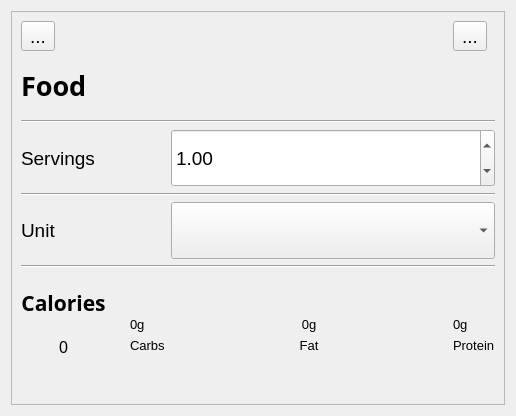
First picture: the form in ui/dialogs/FoodServingEdit.ui, repository OpenFitnessPal/OpenFitnessPal, before the edit.
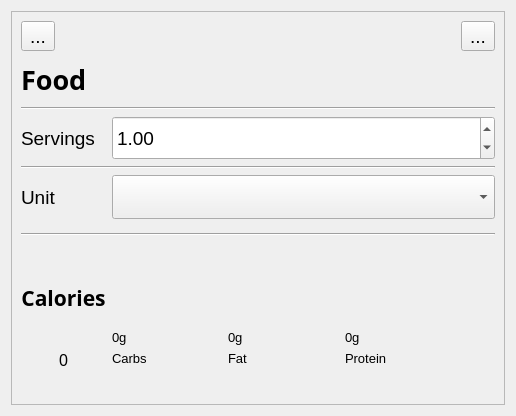
Second picture: the form after the edit. Icons and pictures are not drawn.

Commit message: improve handling of long food names

Patch:
```diff
--- a/ui/dialogs/FoodServingEdit.ui
+++ b/ui/dialogs/FoodServingEdit.ui
@@ -21,6 +21,9 @@
   <layout class="QGridLayout" name="gridLayout">
    <item row="0" column="0">
     <widget class="QScrollArea" name="scrollArea">
+     <property name="horizontalScrollBarPolicy">
+      <enum>Qt::ScrollBarPolicy::ScrollBarAlwaysOff</enum>
+     </property>
      <property name="widgetResizable">
       <bool>true</bool>
      </property>
@@ -34,37 +37,76 @@
        </rect>
       </property>
       <layout class="QGridLayout" name="gridLayout_2">
-       <item row="2" column="0" colspan="7">
+       <item row="0" column="0">
+        <widget class="QToolButton" name="reject">
+         <property name="text">
+          <string>...</string>
+         </property>
+         <property name="icon">
+          <iconset theme="QIcon::ThemeIcon::GoPrevious"/>
+         </property>
+        </widget>
+       </item>
+       <item row="0" column="4">
+        <widget class="QToolButton" name="accept">
+         <property name="text">
+          <string>...</string>
+         </property>
+         <property name="icon">
+          <iconset theme="QIcon::ThemeIcon::GoNext"/>
+         </property>
+        </widget>
+       </item>
+       <item row="1" column="0" colspan="5">
+        <widget class="QLabel" name="food">
+         <property name="sizePolicy">
+          <sizepolicy hsizetype="Preferred" vsizetype="Preferred">
+           <horstretch>0</horstretch>
+           <verstretch>3</verstretch>
+          </sizepolicy>
+         </property>
+         <property name="font">
+          <font>
+           <family>Noto Sans</family>
+           <pointsize>20</pointsize>
+           <bold>true</bold>
+          </font>
+         </property>
+         <property name="frameShape">
+          <enum>QFrame::Shape::NoFrame</enum>
+         </property>
+         <property name="text">
+          <string>Food</string>
+         </property>
+         <property name="scaledContents">
+          <bool>true</bool>
+         </property>
+         <property name="wordWrap">
+          <bool>true</bool>
+         </property>
+        </widget>
+       </item>
+       <item row="2" column="0" colspan="5">
         <widget class="Line" name="line">
          <property name="orientation">
           <enum>Qt::Orientation::Horizontal</enum>
          </property>
         </widget>
        </item>
-       <item row="8" column="0">
-        <widget class="QLabel" name="label_4">
+       <item row="3" column="0">
+        <widget class="QLabel" name="label_2">
          <property name="sizePolicy">
           <sizepolicy hsizetype="Preferred" vsizetype="Preferred">
            <horstretch>0</horstretch>
            <verstretch>3</verstretch>
           </sizepolicy>
          </property>
-         <property name="font">
-          <font>
-           <family>Noto Sans</family>
-           <pointsize>16</pointsize>
-           <bold>true</bold>
-          </font>
-         </property>
          <property name="text">
-          <string>Calories</string>
-         </property>
-         <property name="alignment">
-          <set>Qt::AlignmentFlag::AlignCenter</set>
+          <string>Servings</string>
          </property>
         </widget>
        </item>
-       <item row="3" column="5" colspan="2">
+       <item row="3" column="1" colspan="4">
         <widget class="QDoubleSpinBox" name="servings">
          <property name="sizePolicy">
           <sizepolicy hsizetype="Minimum" vsizetype="Preferred">
@@ -80,7 +122,44 @@
          </property>
         </widget>
        </item>
-       <item row="8" column="6">
+       <item row="4" column="0" colspan="5">
+        <widget class="Line" name="line_2">
+         <property name="orientation">
+          <enum>Qt::Orientation::Horizontal</enum>
+         </property>
+        </widget>
+       </item>
+       <item row="5" column="0">
+        <widget class="QLabel" name="label_3">
+         <property name="sizePolicy">
+          <sizepolicy hsizetype="Preferred" vsizetype="Preferred">
+           <horstretch>0</horstretch>
+           <verstretch>3</verstretch>
+          </sizepolicy>
+         </property>
+         <property name="text">
+          <string>Unit</string>
+         </property>
+        </widget>
+       </item>
+       <item row="5" column="1" colspan="4">
+        <widget class="QComboBox" name="size">
+         <property name="sizePolicy">
+          <sizepolicy hsizetype="Preferred" vsizetype="Preferred">
+           <horstretch>0</horstretch>
+           <verstretch>0</verstretch>
+          </sizepolicy>
+         </property>
+        </widget>
+       </item>
+       <item row="6" column="0" rowspan="2" colspan="5">
+        <widget class="Line" name="line_3">
+         <property name="orientation">
+          <enum>Qt::Orientation::Horizontal</enum>
+         </property>
+        </widget>
+       </item>
+       <item row="7" column="3" rowspan="3">
         <widget class="QLabel" name="protein">
          <property name="sizePolicy">
           <sizepolicy hsizetype="Preferred" vsizetype="Preferred">
@@ -101,7 +180,72 @@
          </property>
         </widget>
        </item>
-       <item row="9" column="0">
+       <item row="8" column="0" rowspan="2">
+        <widget class="QLabel" name="label_4">
+         <property name="sizePolicy">
+          <sizepolicy hsizetype="Preferred" vsizetype="Preferred">
+           <horstretch>0</horstretch>
+           <verstretch>3</verstretch>
+          </sizepolicy>
+         </property>
+         <property name="font">
+          <font>
+           <family>Noto Sans</family>
+           <pointsize>16</pointsize>
+           <bold>true</bold>
+          </font>
+         </property>
+         <property name="text">
+          <string>Calories</string>
+         </property>
+         <property name="alignment">
+          <set>Qt::AlignmentFlag::AlignCenter</set>
+         </property>
+        </widget>
+       </item>
+       <item row="8" column="1" rowspan="2">
+        <widget class="QLabel" name="carbs">
+         <property name="sizePolicy">
+          <sizepolicy hsizetype="Preferred" vsizetype="Preferred">
+           <horstretch>0</horstretch>
+           <verstretch>1</verstretch>
+          </sizepolicy>
+         </property>
+         <property name="font">
+          <font>
+           <pointsize>10</pointsize>
+          </font>
+         </property>
+         <property name="text">
+          <string>0g</string>
+         </property>
+         <property name="alignment">
+          <set>Qt::AlignmentFlag::AlignBottom|Qt::AlignmentFlag::AlignLeading|Qt::AlignmentFlag::AlignLeft</set>
+         </property>
+        </widget>
+       </item>
+       <item row="9" column="2">
+        <widget class="QLabel" name="fat">
+         <property name="sizePolicy">
+          <sizepolicy hsizetype="Preferred" vsizetype="Preferred">
+           <horstretch>0</horstretch>
+           <verstretch>1</verstretch>
+          </sizepolicy>
+         </property>
+         <property name="font">
+          <font>
+           <pointsize>10</pointsize>
+          </font>
+         </property>
+         <property name="text">
+          <string>0g</string>
+         </property>
+         <property name="alignment">
+          <set>Qt::AlignmentFlag::AlignBottom|Qt::AlignmentFlag::AlignLeading|Qt::AlignmentFlag::AlignLeft</set>
+         </property>
+        </widget>
+       </item>
+       <item row="10" column="0">
         <widget class="QLabel" name="calories">
          <property name="sizePolicy">
           <sizepolicy hsizetype="Preferred" vsizetype="Preferred">
@@ -122,22 +266,8 @@
          </property>
         </widget>
        </item>
-       <item row="6" column="0" colspan="7">
-        <widget class="Line" name="line_3">
-         <property name="orientation">
-          <enum>Qt::Orientation::Horizontal</enum>
-         </property>
-        </widget>
-       </item>
-       <item row="4" column="0" colspan="7">
-        <widget class="Line" name="line_2">
-         <property name="orientation">
-          <enum>Qt::Orientation::Horizontal</enum>
-         </property>
-        </widget>
-       </item>
-       <item row="8" column="4">
-        <widget class="QLabel" name="carbs">
+       <item row="10" column="1">
+        <widget class="QLabel" name="label_6">
          <property name="sizePolicy">
           <sizepolicy hsizetype="Preferred" vsizetype="Preferred">
            <horstretch>0</horstretch>
@@ -150,24 +280,14 @@
           </font>
          </property>
          <property name="text">
-          <string>0g</string>
+          <string>Carbs</string>
          </property>
          <property name="alignment">
-          <set>Qt::AlignmentFlag::AlignBottom|Qt::AlignmentFlag::AlignLeading|Qt::AlignmentFlag::AlignLeft</set>
+          <set>Qt::AlignmentFlag::AlignLeading|Qt::AlignmentFlag::AlignLeft|Qt::AlignmentFlag::AlignTop</set>
          </property>
         </widget>
        </item>
-       <item row="5" column="5" colspan="2">
-        <widget class="QComboBox" name="size">
-         <property name="sizePolicy">
-          <sizepolicy hsizetype="Preferred" vsizetype="Preferred">
-           <horstretch>0</horstretch>
-           <verstretch>0</verstretch>
-          </sizepolicy>
-         </property>
-        </widget>
-       </item>
-       <item row="9" column="5">
+       <item row="10" column="2">
         <widget class="QLabel" name="label_7">
          <property name="sizePolicy">
           <sizepolicy hsizetype="Preferred" vsizetype="Preferred">
@@ -184,57 +304,11 @@
           <string>Fat</string>
          </property>
          <property name="alignment">
-          <set>Qt::AlignmentFlag::AlignHCenter|Qt::AlignmentFlag::AlignTop</set>
+          <set>Qt::AlignmentFlag::AlignLeading|Qt::AlignmentFlag::AlignLeft|Qt::AlignmentFlag::AlignTop</set>
          </property>
         </widget>
        </item>
-       <item row="1" column="0">
-        <widget class="QLabel" name="food">
-         <property name="sizePolicy">
-          <sizepolicy hsizetype="Preferred" vsizetype="Preferred">
-           <horstretch>0</horstretch>
-           <verstretch>3</verstretch>
-          </sizepolicy>
-         </property>
-         <property name="font">
-          <font>
-           <family>Noto Sans</family>
-           <pointsize>20</pointsize>
-           <bold>true</bold>
-          </font>
-         </property>
-         <property name="frameShape">
-          <enum>QFrame::Shape::NoFrame</enum>
-         </property>
-         <property name="text">
-          <string>Food</string>
-         </property>
-        </widget>
-       </item>
-       <item row="5" column="0">
-        <widget class="QLabel" name="label_3">
-         <property name="sizePolicy">
-          <sizepolicy hsizetype="Preferred" vsizetype="Preferred">
-           <horstretch>0</horstretch>
-           <verstretch>3</verstretch>
-          </sizepolicy>
-         </property>
-         <property name="text">
-          <string>Unit</string>
-         </property>
-        </widget>
-       </item>
-       <item row="0" column="0">
-        <widget class="QToolButton" name="reject">
-         <property name="text">
-          <string>...</string>
-         </property>
-         <property name="icon">
-          <iconset theme="QIcon::ThemeIcon::GoPrevious"/>
-         </property>
-        </widget>
-       </item>
-       <item row="9" column="6">
+       <item row="10" column="3">
         <widget class="QLabel" name="label_8">
          <property name="sizePolicy">
           <sizepolicy hsizetype="Preferred" vsizetype="Preferred">
@@ -255,71 +329,6 @@
          </property>
         </widget>
        </item>
-       <item row="9" column="4">
-        <widget class="QLabel" name="label_6">
-         <property name="sizePolicy">
-          <sizepolicy hsizetype="Preferred" vsizetype="Preferred">
-           <horstretch>0</horstretch>
-           <verstretch>1</verstretch>
-          </sizepolicy>
-         </property>
-         <property name="font">
-          <font>
-           <pointsize>10</pointsize>
-          </font>
-         </property>
-         <property name="text">
-          <string>Carbs</string>
-         </property>
-         <property name="alignment">
-          <set>Qt::AlignmentFlag::AlignLeading|Qt::AlignmentFlag::AlignLeft|Qt::AlignmentFlag::AlignTop</set>
-         </property>
-        </widget>
-       </item>
-       <item row="8" column="5">
-        <widget class="QLabel" name="fat">
-         <property name="sizePolicy">
-          <sizepolicy hsizetype="Preferred" vsizetype="Preferred">
-           <horstretch>0</horstretch>
-           <verstretch>1</verstretch>
-          </sizepolicy>
-         </property>
-         <property name="font">
-          <font>
-           <pointsize>10</pointsize>
-          </font>
-         </property>
-         <property name="text">
-          <string>0g</string>
-         </property>
-         <property name="alignment">
-          <set>Qt::AlignmentFlag::AlignBottom|Qt::AlignmentFlag::AlignHCenter</set>
-         </property>
-        </widget>
-       </item>
-       <item row="3" column="0">
-        <widget class="QLabel" name="label_2">
-         <property name="sizePolicy">
-          <sizepolicy hsizetype="Preferred" vsizetype="Preferred">
-           <horstretch>0</horstretch>
-           <verstretch>3</verstretch>
-          </sizepolicy>
-         </property>
-         <property name="text">
-          <string>Servings</string>
-         </property>
-        </widget>
-       </item>
-       <item row="0" column="6">
-        <widget class="QToolButton" name="accept">
-         <property name="text">
-          <string>...</string>
-         </property>
-         <property name="icon">
-          <iconset theme="QIcon::ThemeIcon::GoNext"/>
-         </property>
-        </widget>
-       </item>
       </layout>
      </widget>
     </widget>
```
The commit also changes 1 other file.
